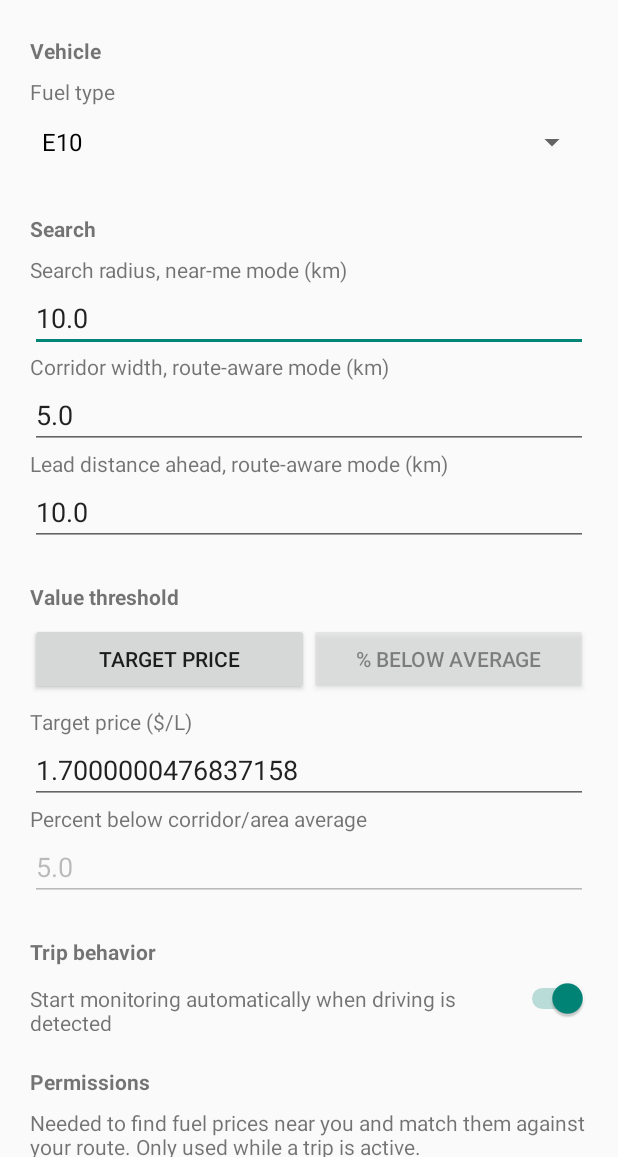
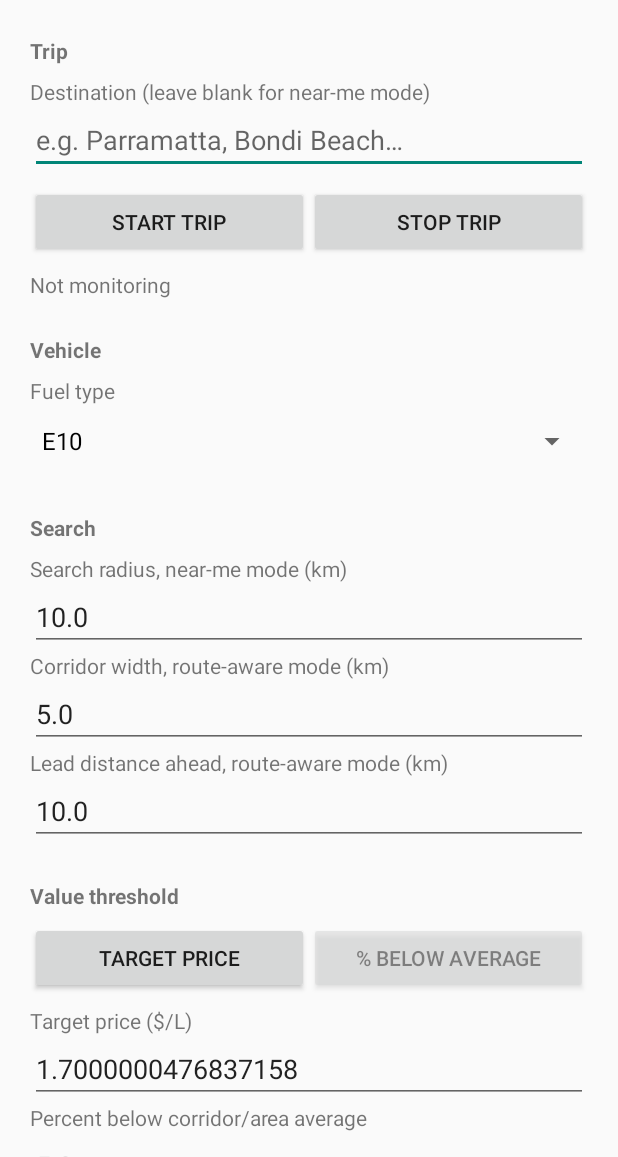
Before and after one commit to ddann74/newfuel, an Android app: the screen it shows after launch (MainActivity), on a phone screen of 412 x 824 dp, the part 79-1236 px from its top. Run offline under Robolectric (Android 15) with nearby library versions, the phone set to English and light mode, and no system bars.

Commit message:
Milestone 7: end-to-end wiring + manual test plan - build phase complete
Geocoder.kt turns a free-text destination into coordinates via
Nominatim (no key needed, so unlike TomTom/NSW this isn't proxied).
TripMonitorService's onLocationUpdate() - deliberately left empty since
milestone 3 - now does the real work: fetches candidate stations
(near-me radius, or route-aware via a cached route +
RouteMatcher.stationsAhead), evaluates them through AlertEngine, and
posts a FullScreenAlertNotifier alert for anything clearing the bar.
MainActivity gained a Trip section (destination input, Start/Stop, live
status) wired to Geocoder and the service.

Disclosed simplification, not a silent gap: route-aware mode fetches
via a single radius search from the current position rather than the
web app's multi-sample corridor scan - documented as a real limitation
in TripMonitorService's own doc comment, not papered over.

Verification: Geocoder.kt compiled and actually run - 4 new JUnit tests
against a real in-JVM HTTP server, all passing (37 total across every
fully-verifiable file). The new TripMonitorService/MainActivity wiring
was checked with both the established fake-R and a new fake-BuildConfig
scratch stub (never committed) - every compile error diffed to its
unique message and confirmed to trace only to the already-disclosed
Play Services/androidx gaps and their direct cascades, meaning the
actual new business logic type-checks cleanly. All new binding.X
references cross-checked against the layout.

mobile/TESTING.md: a real, concrete manual test plan for a real device
- this sandbox can't run a GPS trip or a full Gradle build, so this is
the honest deliverable for that half of the milestone, not a
description of expected behavior. Lists exactly what remains open
going into a real build: the first real ./gradlew assembleDebug,
backend hosting (PRD.md ss6), and every real-device behavior.

All 7 PRD milestones now built and committed on this branch.

```diff
--- a/mobile/app/src/main/res/layout/activity_main.xml
+++ b/mobile/app/src/main/res/layout/activity_main.xml
@@ -15,6 +15,40 @@
             android:text="@string/app_name"
             android:textSize="24sp"
             android:textStyle="bold"
+            android:layout_marginBottom="16dp" />
+
+        <!-- Trip control -->
+        <TextView style="@style/SectionLabel" android:text="@string/section_trip_control" />
+        <TextView android:layout_width="wrap_content" android:layout_height="wrap_content" android:text="@string/destination_hint" />
+        <EditText
+            android:id="@+id/destinationInput"
+            android:layout_width="match_parent"
+            android:layout_height="wrap_content"
+            android:inputType="text"
+            android:hint="@string/destination_placeholder" />
+        <LinearLayout
+            android:layout_width="match_parent"
+            android:layout_height="wrap_content"
+            android:orientation="horizontal"
+            android:layout_marginTop="8dp">
+            <Button
+                android:id="@+id/startTripButton"
+                android:layout_width="0dp"
+                android:layout_height="wrap_content"
+                android:layout_weight="1"
+                android:text="@string/start_trip" />
+            <Button
+                android:id="@+id/stopTripButton"
+                android:layout_width="0dp"
+                android:layout_height="wrap_content"
+                android:layout_weight="1"
+                android:text="@string/stop_trip" />
+        </LinearLayout>
+        <TextView
+            android:id="@+id/tripStatusText"
+            android:layout_width="wrap_content"
+            android:layout_height="wrap_content"
+            android:layout_marginTop="8dp"
             android:layout_marginBottom="16dp" />
 
         <!-- Vehicle / fuel -->
--- a/mobile/app/src/main/res/values/strings.xml
+++ b/mobile/app/src/main/res/values/strings.xml
@@ -5,6 +5,12 @@
     <string name="navigate_via_waze">Navigate via Waze</string>
     <string name="snooze">Snooze</string>
     <string name="dismiss">Dismiss</string>
+
+    <string name="section_trip_control">Trip</string>
+    <string name="destination_hint">Destination (leave blank for near-me mode)</string>
+    <string name="destination_placeholder">e.g. Parramatta, Bondi Beach…</string>
+    <string name="start_trip">Start Trip</string>
+    <string name="stop_trip">Stop Trip</string>
 
     <string name="section_fuel">Vehicle</string>
     <string name="fuel_type">Fuel type</string>
```
Also changed, not shown: mobile/app/src/main/java/com/newfuel/fuelalert/MainActivity.kt (+60 -0 lines), mobile/app/src/main/java/com/newfuel/fuelalert/backend/Geocoder.kt (added, +60 -0 lines), mobile/app/src/main/java/com/newfuel/fuelalert/trip/TripMonitorService.kt (+142 -32 lines), 3 other files.
